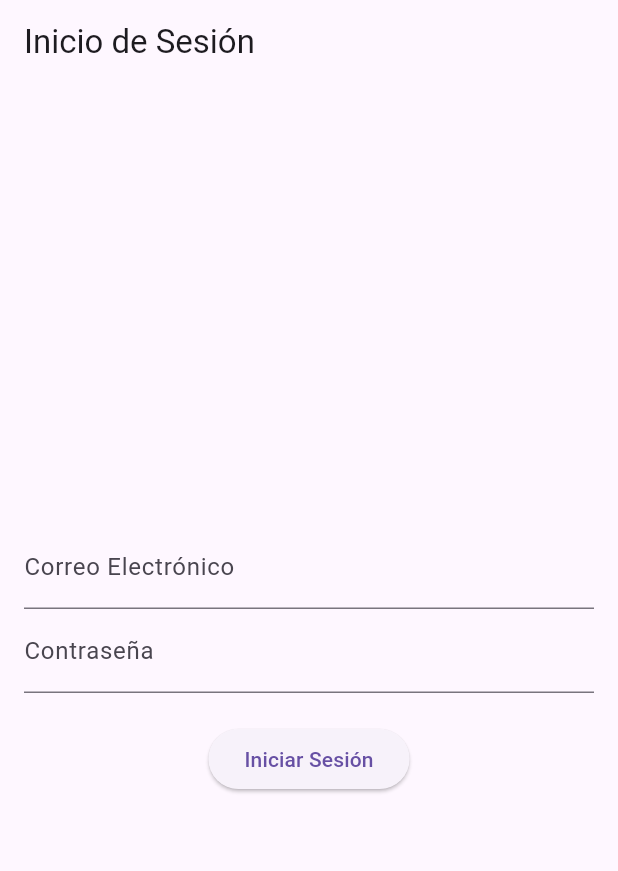
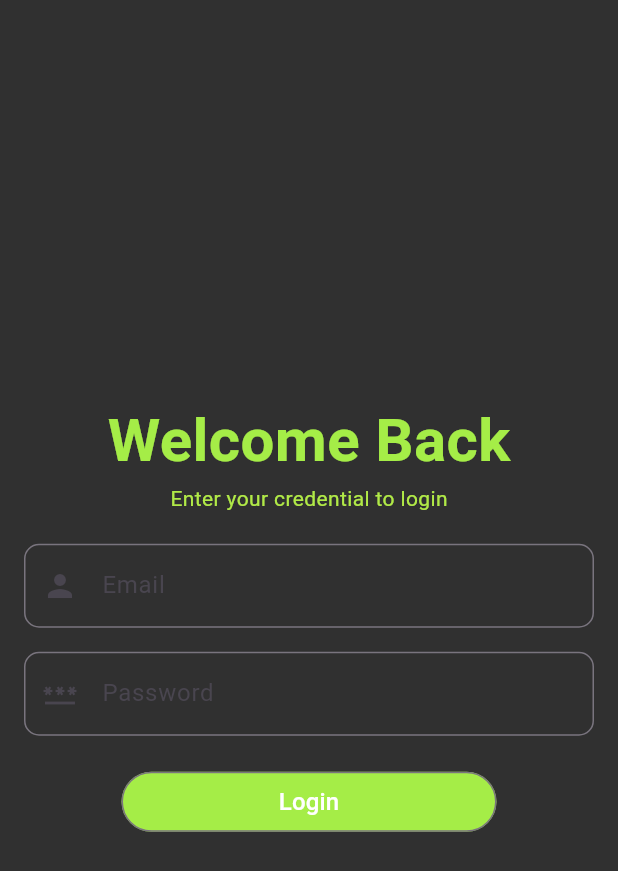
Before and after one commit to ElezDev/turtismoAppMobile, a Flutter app: the screen it shows after launch, on a phone screen of 412 x 824 dp. Shown: the top 871 px of the screen. Run offline on Flutter 3.47's test engine with Material 3 defaults, Android fonts, the phone set to English and light mode, and no system bars; our stand-ins replace shared_preferences.

Commit message:
add: login screnn

```diff
--- a/lib/Screens/Auth/loginScrenn.dart
+++ b/lib/Screens/Auth/loginScrenn.dart
@@ -1,8 +1,7 @@
-import 'dart:convert';
-
 import 'package:flutter/material.dart';
-import 'package:http/http.dart' as http;
-import 'package:shared_preferences/shared_preferences.dart';
+import 'package:turismoapp/services/loginService.dart';
+import 'package:turismoapp/utils/colos.dart';
+import 'package:turismoapp/widgets/CustomButton.dart';
 
 class LoginScreen extends StatefulWidget {
   const LoginScreen({super.key});
@@ -14,78 +13,101 @@ class LoginScreen extends StatefulWidget {
 class _LoginScreenState extends State<LoginScreen> {
   final TextEditingController emailController = TextEditingController();
   final TextEditingController passwordController = TextEditingController();
+  final AuthService _authService = AuthService();
 
   Future<void> _login() async {
-    const String apiUrl = 'http://192.168.101.9:8000/api/login_user';
-    final Map<String, String> data = {
-      'email': emailController.text,
-      'password': passwordController.text,
-    };
-
-    final response = await http.post(
-      Uri.parse(apiUrl),
-      body: data,
-    );
-
-    if (response.statusCode == 200) {
-      Map<String, dynamic> responseData = json.decode(response.body);
-      String token = responseData['token'];
-      await saveToken(token);
-      Navigator.pushReplacementNamed(context, '/home');
-    } else {
-      showDialog(
-        context: context,
-        builder: (BuildContext context) {
-          return AlertDialog(
-            title: const Text('Error de inicio de sesión'),
-            content: const Text('El correo electrónico o la contraseña son incorrectos.'),
-            actions: <Widget>[
-              TextButton(
-                onPressed: () {
-                  Navigator.of(context).pop();
-                },
-                child: const Text('Cerrar'),
-              ),
-            ],
-          );
-        },
-      );
-    }
-  }
-
-  Future<void> saveToken(String token) async {
-    SharedPreferences prefs = await SharedPreferences.getInstance();
-    await prefs.setString('token', token);
+    await _authService.login(
+        emailController.text, passwordController.text, context);
   }
 
   @override
   Widget build(BuildContext context) {
     return Scaffold(
-      appBar: AppBar(
-        title: const Text('Inicio de Sesión'),
-      ),
+      backgroundColor: colorPrincipal,
       body: Padding(
         padding: const EdgeInsets.all(16.0),
         child: Column(
           mainAxisAlignment: MainAxisAlignment.center,
           children: [
+            _header(context),
+            const SizedBox(
+              height: 20,
+            ), //
             TextField(
+              style: const TextStyle(
+                color: Colors.white,
+                fontWeight: FontWeight.w300,
+              ),
+              autocorrect: true,
+              cursorColor: colorTertiario,
               controller: emailController,
-              decoration: const InputDecoration(labelText: 'Correo Electrónico'),
+              decoration: InputDecoration(
+                hoverColor: colorTertiario,
+                labelText: 'Email',
+                border: OutlineInputBorder(
+                  borderRadius: BorderRadius.circular(10.0),
+                ),
+                prefixIcon: const Icon(Icons.person),
+                // labelStyle: TextStyle(color: colorSecundario),
+              ),
             ),
+
+            const SizedBox(height: 16),
             TextField(
+              style: const TextStyle(
+                color: Colors.white,
+                fontWeight: FontWeight.w300,
+              ),
+              obscureText: true,
+              autocorrect: true,
+              cursorColor: colorTertiario,
               controller: passwordController,
-              obscureText: true,
-              decoration: const InputDecoration(labelText: 'Contraseña'),
+              decoration: InputDecoration(
+                hoverColor: colorTertiario,
+                labelText: 'Password',
+                border: OutlineInputBorder(
+                  borderRadius: BorderRadius.circular(10.0),
+                ),
+                prefixIcon: const Icon(Icons.password),
+                // labelStyle: const TextStyle(color: colorTertiario),
+              ),
             ),
-            const SizedBox(height: 20),
-            ElevatedButton(
-              onPressed: _login,
-              child: const Text('Iniciar Sesión'),
+
+            const SizedBox(
+              height: 20,
             ),
+            SizedBox(
+              width: 250,
+              child: CustomButton(
+                text: 'Login',
+                onPressed: _login,
+                backgroundColor: colorSecundario,
+              ),
+            )
           ],
         ),
       ),
     );
   }
+
+  _header(context) {
+    return const Column(
+      children: [
+        Text(
+          "Welcome Back",
+          style: TextStyle(
+            fontSize: 40,
+            fontWeight: FontWeight.bold,
+            color: colorSecundario,
+          ),
+        ),
+        Text(
+          "Enter your credential to login",
+          style: TextStyle(
+            color: colorTertiario,
+          ),
+        ),
+      ],
+    );
+  }
 }
--- /dev/null
+++ b/lib/api/constantes.dart
@@ -0,0 +1,3 @@
+const baseURL = 'http://192.168.101.12:8000/api/';
+const loginUrl = '${baseURL}login_user';
+const datosUser = '${baseURL}user';
--- a/lib/main.dart
+++ b/lib/main.dart
@@ -2,26 +2,30 @@ import 'package:flutter/material.dart';
 import 'package:turismoapp/Screens/Auth/loginScrenn.dart';
 import 'package:turismoapp/Screens/Home/homeScreen.dart';
 import 'package:turismoapp/Screens/Splash/splashScreen.dart';
+import 'package:turismoapp/Screens/User/userScreen.dart';
+import 'package:turismoapp/utils/colos.dart';
 
 void main() {
   runApp(const MyApp());
 }
 
 class MyApp extends StatelessWidget {
-  const MyApp({super.key});
+  const MyApp({Key? key}) : super(key: key);
 
   @override
   Widget build(BuildContext context) {
     return MaterialApp(
       debugShowCheckedModeBanner: false,
       title: 'Your App',
-      theme: ThemeData(
-        backgroundColor:  Color(0xFF303030)
+      themeMode: ThemeMode.system, // Toma el tema del sistema.
+      darkTheme: ThemeData.dark().copyWith(
+
       ),
       home: const SplashScreen(),
       routes: {
         '/home': (context) => const HomeScreen(),
         '/login': (context) => const LoginScreen(),
+        '/profile': (context) => UserScreen(),
       },
     );
   }
--- /dev/null
+++ b/lib/services/loginService.dart
@@ -0,0 +1,47 @@
+import 'dart:convert';
+import 'package:flutter/material.dart';
+import 'package:http/http.dart' as http;
+import 'package:shared_preferences/shared_preferences.dart';
+import 'package:turismoapp/api/constantes.dart';
+import 'package:turismoapp/widgets/CustomErrorWidget.dart';
+
+class AuthService {
+  Future<void> login(
+      String email, String password, BuildContext context) async {
+    final Map<String, String> data = {
+      'email': email,
+      'password': password,
+    };
+
+    final response = await http.post(
+      Uri.parse(loginUrl),
+      body: data,
+    );
+
+    if (response.statusCode == 200) {
+      Map<String, dynamic> responseData = json.decode(response.body);
+      String token = responseData['token'];
+      await _saveToken(token);
+      Navigator.pushReplacementNamed(context, '/home');
+    } else {
+      showDialog(
+        context: context,
+        builder: (BuildContext context) => const CustomErrorCard(
+          errorMessage:
+              'El correo electrónico o la contraseña son incorrectos.',
+        ),
+      );
+    }
+  }
+
+  Future<void> _saveToken(String token) async {
+    SharedPreferences prefs = await SharedPreferences.getInstance();
+    await prefs.setString('token', token);
+  }
+
+
+}
+ Future<String> getToken() async {
+    SharedPreferences pref = await SharedPreferences.getInstance();
+    return pref.getString('token') ?? '';
+  }
--- /dev/null
+++ b/lib/widgets/CustomButton.dart
@@ -0,0 +1,31 @@
+import 'package:flutter/material.dart';
+
+class CustomButton extends StatelessWidget {
+  final String text;
+  final VoidCallback onPressed;
+  final Color backgroundColor;
+  final Color textColor;
+
+  const CustomButton({
+    Key? key,
+    required this.text,
+    required this.onPressed,
+    this.backgroundColor = Colors.blue,
+    this.textColor = Colors.white,
+  }) : super(key: key);
+
+  @override
+  Widget build(BuildContext context) {
+    return OutlinedButton(
+      onPressed: onPressed,
+      style: ButtonStyle(
+        backgroundColor: MaterialStateProperty.all<Color>(backgroundColor),
+        foregroundColor: MaterialStateProperty.all<Color>(textColor),
+      ),
+      child: Text(
+        text,
+        style: const TextStyle(fontSize: 16.0),
+      ),
+    );
+  }
+}
```
Also changed, not shown: lib/Screens/Home/homeScreen.dart (+8 -15 lines), lib/Screens/Splash/splashScreen.dart (+5 -5 lines), lib/Screens/User/userScreen.dart (added, +60 -0 lines), lib/models/UserProfileModel.dart (added, +129 -0 lines), lib/services/userService.dart (added, +30 -0 lines), lib/widgets/CustomErrorWidget.dart (added, +41 -0 lines), assets/images/pexels.png (added), pubspec.lock.
